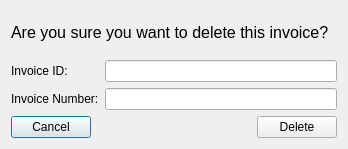
First picture: the form in deleteinvoicedialog.ui, repository rahma159/application, before the edit.
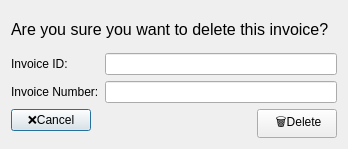
Second picture: the form after the edit.

What changed in the file:
```diff
--- a/deleteinvoicedialog.ui
+++ b/deleteinvoicedialog.ui
@@ -51,7 +51,7 @@
      <item row="2" column="0">
       <widget class="QPushButton" name="cancelButton">
        <property name="text">
-        <string>Cancel</string>
+        <string>❌Cancel</string>
        </property>
       </widget>
      </item>
@@ -76,7 +76,7 @@
        <item>
         <widget class="QPushButton" name="deleteButton">
          <property name="text">
-          <string>Delete</string>
+          <string> 🗑️Delete</string>
          </property>
         </widget>
        </item>
```
